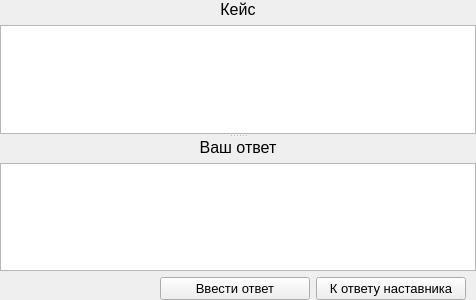
First picture: the form in training/questionpage.ui, repository TheMrButcher/offline-mentor, before the edit.
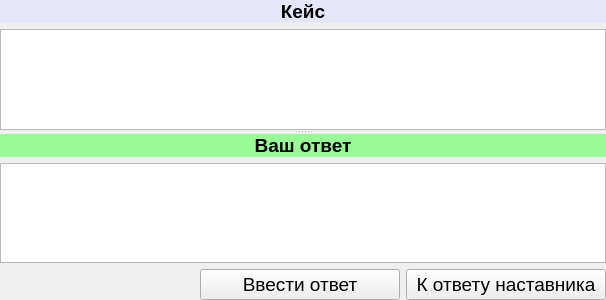
Second picture: the form after the edit. Icons and pictures are not drawn.

```diff
--- a/training/questionpage.ui
+++ b/training/questionpage.ui
@@ -10,6 +10,12 @@
     <height>300</height>
    </rect>
   </property>
+  <property name="font">
+   <font>
+    <family>Segoe UI</family>
+    <pointsize>14</pointsize>
+   </font>
+  </property>
   <property name="windowTitle">
    <string>Form</string>
   </property>
@@ -40,15 +46,24 @@
         <widget class="QLabel" name="titleLabel">
          <property name="font">
           <font>
-           <pointsize>12</pointsize>
+           <family>Segoe UI</family>
+           <pointsize>14</pointsize>
+           <weight>75</weight>
+           <bold>true</bold>
           </font>
          </property>
+         <property name="styleSheet">
+          <string notr="true">QLabel { background-color: lavender; }</string>
+         </property>
          <property name="text">
           <string>Кейс</string>
          </property>
          <property name="alignment">
           <set>Qt::AlignCenter</set>
          </property>
+         <property name="margin">
+          <number>6</number>
+         </property>
         </widget>
        </item>
        <item>
@@ -69,15 +84,24 @@
         <widget class="QLabel" name="label">
          <property name="font">
           <font>
-           <pointsize>12</pointsize>
+           <family>Segoe UI</family>
+           <pointsize>14</pointsize>
+           <weight>75</weight>
+           <bold>true</bold>
           </font>
          </property>
+         <property name="styleSheet">
+          <string notr="true">QLabel { background-color: palegreen; }</string>
+         </property>
          <property name="text">
           <string>Ваш ответ</string>
          </property>
          <property name="alignment">
           <set>Qt::AlignCenter</set>
          </property>
+         <property name="margin">
+          <number>6</number>
+         </property>
         </widget>
        </item>
        <item>
@@ -122,7 +146,7 @@
        </property>
        <property name="sizeHint" stdset="0">
         <size>
-         <width>150</width>
+         <width>200</width>
          <height>20</height>
         </size>
        </property>
@@ -132,15 +156,10 @@
       <widget class="QPushButton" name="enterButton">
        <property name="minimumSize">
         <size>
-         <width>150</width>
+         <width>200</width>
          <height>0</height>
         </size>
        </property>
-       <property name="font">
-        <font>
-         <pointsize>10</pointsize>
-        </font>
-       </property>
        <property name="text">
         <string>Ввести ответ</string>
        </property>
@@ -154,15 +173,10 @@
       <widget class="QPushButton" name="toMentorAnswerButton">
        <property name="minimumSize">
         <size>
-         <width>150</width>
+         <width>200</width>
          <height>0</height>
         </size>
        </property>
-       <property name="font">
-        <font>
-         <pointsize>10</pointsize>
-        </font>
-       </property>
        <property name="text">
         <string>К ответу наставника</string>
        </property>
```
